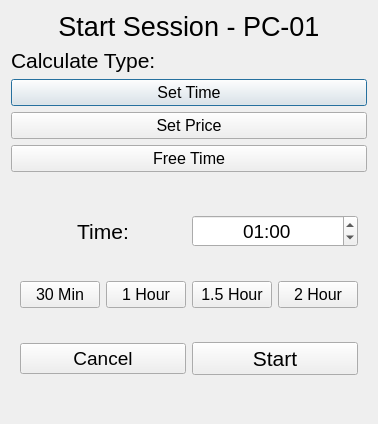
Old version of the form startsessiondialog.ui in the repository Mohsenhatami000/GameNet-Manager.
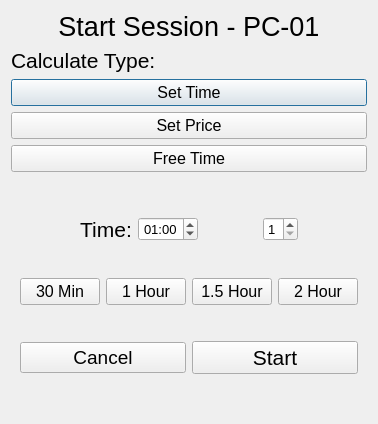
New version of the form. The open tabs and pages were chosen to show the change.

Diff of the .ui file:
```diff
--- a/startsessiondialog.ui
+++ b/startsessiondialog.ui
@@ -86,6 +86,19 @@
       <layout class="QVBoxLayout" name="verticalLayout_2">
        <item>
         <layout class="QHBoxLayout" name="horizontalLayout_2">
+         <item>
+          <spacer name="horizontalSpacer_9">
+           <property name="orientation">
+            <enum>Qt::Orientation::Horizontal</enum>
+           </property>
+           <property name="sizeHint" stdset="0">
+            <size>
+             <width>40</width>
+             <height>20</height>
+            </size>
+           </property>
+          </spacer>
+         </item>
          <item>
           <widget class="QLabel" name="label_time">
            <property name="font">
@@ -105,7 +118,7 @@
           <widget class="QTimeEdit" name="timeEdit_time">
            <property name="font">
             <font>
-             <pointsize>14</pointsize>
+             <pointsize>10</pointsize>
             </font>
            </property>
            <property name="alignment">
@@ -123,6 +136,47 @@
            </property>
           </widget>
          </item>
+         <item>
+          <spacer name="horizontalSpacer_7">
+           <property name="orientation">
+            <enum>Qt::Orientation::Horizontal</enum>
+           </property>
+           <property name="sizeHint" stdset="0">
+            <size>
+             <width>40</width>
+             <height>20</height>
+            </size>
+           </property>
+          </spacer>
+         </item>
+         <item>
+          <widget class="QSpinBox" name="spinBox_player_count1">
+           <property name="font">
+            <font>
+             <pointsize>10</pointsize>
+            </font>
+           </property>
+           <property name="minimum">
+            <number>1</number>
+           </property>
+           <property name="maximum">
+            <number>4</number>
+           </property>
+          </widget>
+         </item>
+         <item>
+          <spacer name="horizontalSpacer_8">
+           <property name="orientation">
+            <enum>Qt::Orientation::Horizontal</enum>
+           </property>
+           <property name="sizeHint" stdset="0">
+            <size>
+             <width>40</width>
+             <height>20</height>
+            </size>
+           </property>
+          </spacer>
+         </item>
         </layout>
        </item>
        <item>
@@ -268,10 +322,10 @@
           </spacer>
          </item>
          <item>
-          <widget class="QSpinBox" name="spinBox_player_count1">
+          <widget class="QSpinBox" name="spinBox_player_count2">
            <property name="font">
             <font>
-             <pointsize>12</pointsize>
+             <pointsize>10</pointsize>
             </font>
            </property>
            <property name="minimum">
```
Left out of the diff: 11 changed lines with no effect on the pictures.
